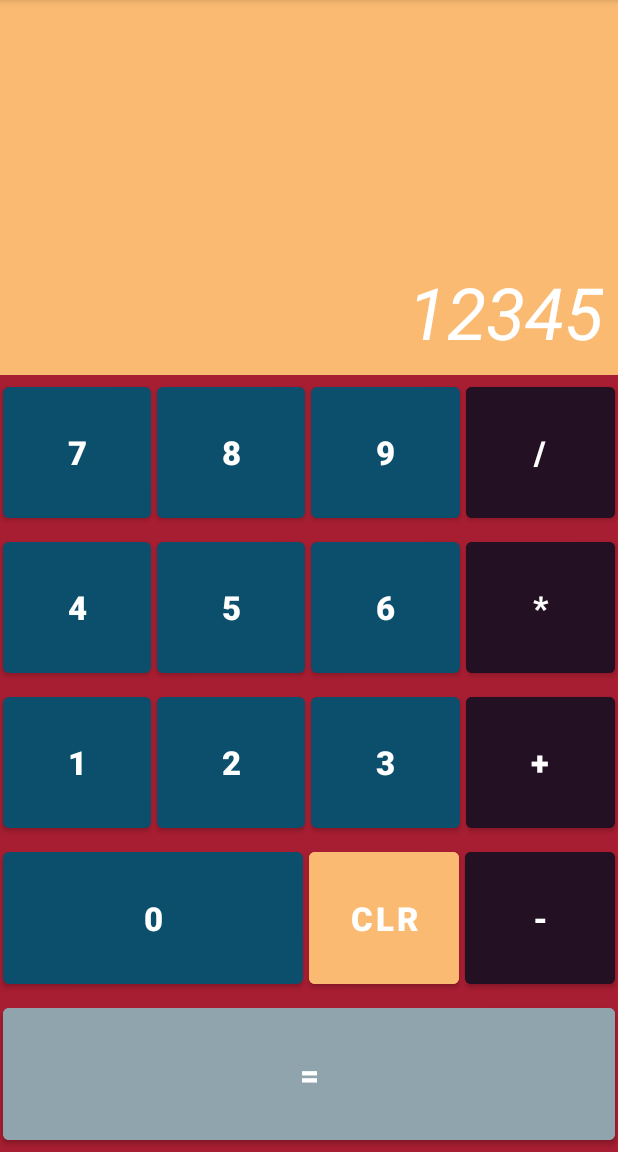
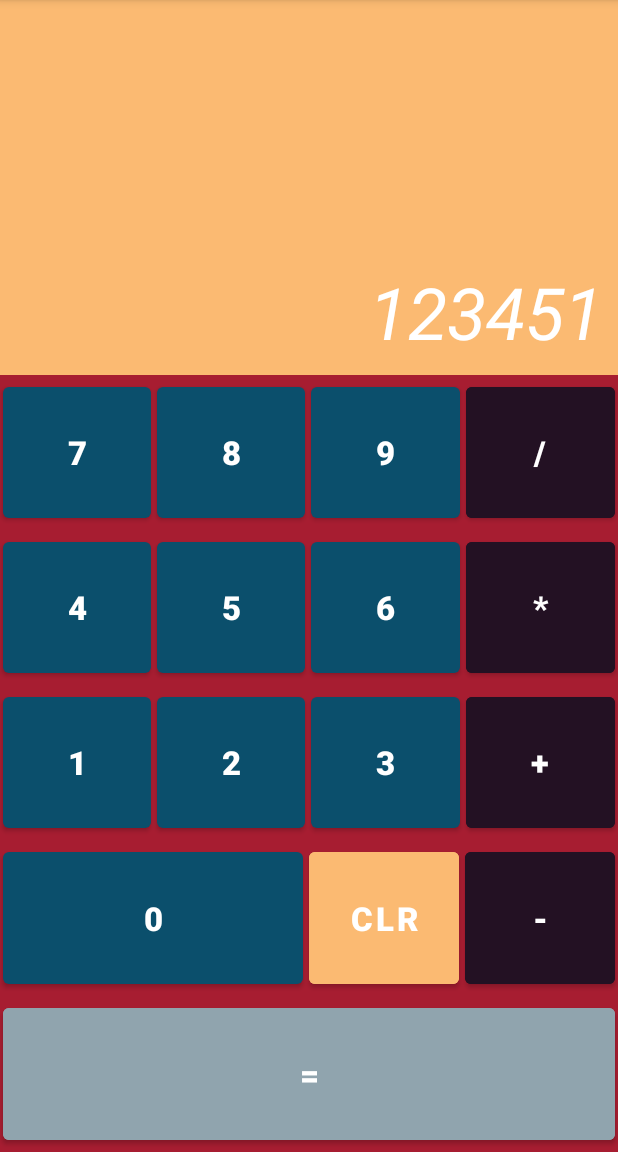
Before and after one commit to Stalkerfish/TheCalculatorApp, an Android app: the screen it shows after launch (MainActivity), after a tap on "CLR", on a phone screen of 412 x 824 dp, the part 84-1236 px from its top. Run offline under Robolectric (Android 15) with nearby library versions, the phone set to English and light mode, and no system bars.

```diff
--- a/app/src/main/java/com/stalkerfish/thecalculator/MainActivity.kt
+++ b/app/src/main/java/com/stalkerfish/thecalculator/MainActivity.kt
@@ -3,15 +3,22 @@ package com.stalkerfish.thecalculator
 import androidx.appcompat.app.AppCompatActivity
 import android.os.Bundle
 import android.view.View
+import android.widget.TextView
 import android.widget.Toast
 
 class MainActivity : AppCompatActivity() {
+
+    private var tvInput: TextView? = null
+
     override fun onCreate(savedInstanceState: Bundle?) {
         super.onCreate(savedInstanceState)
         setContentView(R.layout.activity_main)
+
+     tvInput = findViewById(R.id.tvInput)
+
     }
 
     fun onDigit(view: View){
-        Toast.makeText(this, "Button clicked!", Toast.LENGTH_SHORT).show()
+        tvInput?.append("1")
     }
 }
```
